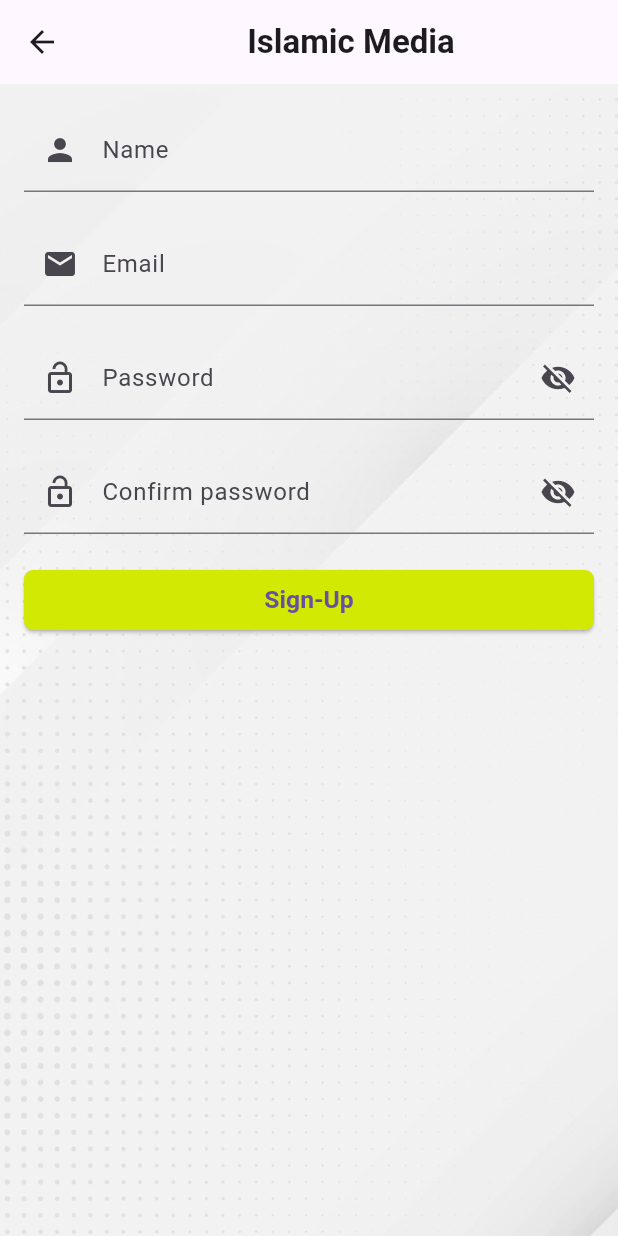
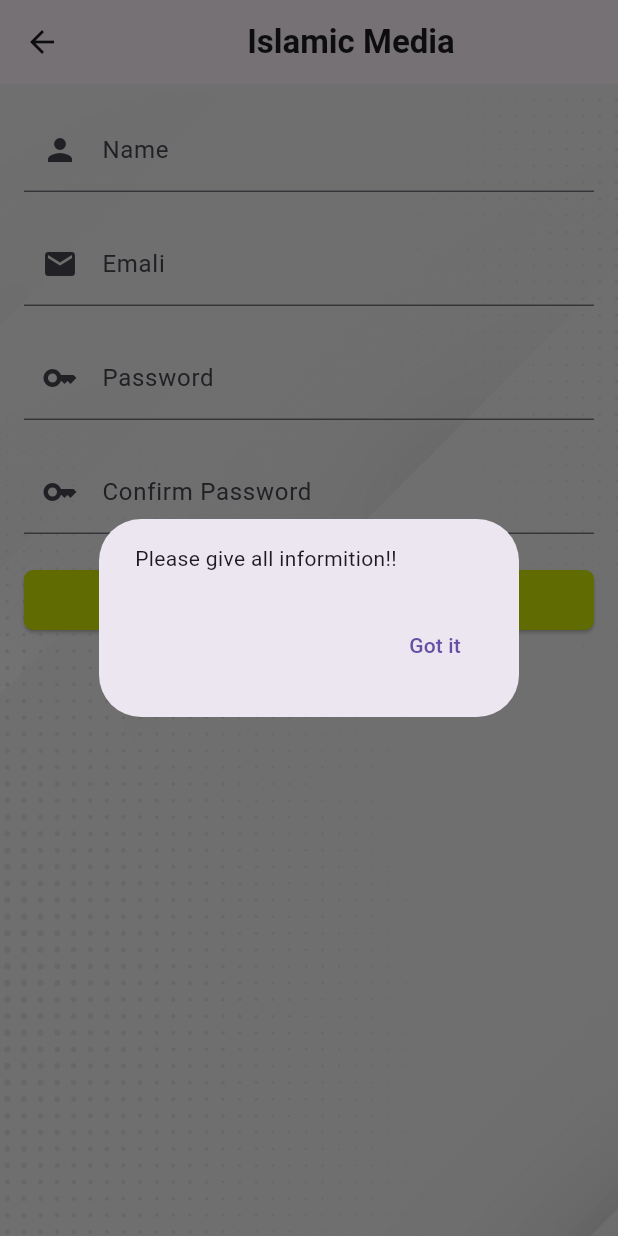
Before and after one commit to MaxJakaria/islamic_media, a Flutter app: the SignUpPage screen opened directly, after a tap on "Sign-Up", on a phone screen of 412 x 824 dp. Run offline on Flutter 3.47's test engine with Material 3 defaults, Android fonts, the phone set to English and light mode, and no system bars; our stand-ins replace firebase_auth, firebase_core; accounts and stored records are empty.

Commit message:
Firebas_Auth Done

```diff
--- /dev/null
+++ b/lib/Firebase auth/firebase_authentication.dart
@@ -0,0 +1,87 @@
+import 'package:firebase_auth/firebase_auth.dart';
+import 'package:flutter/material.dart';
+
+class FirebaseAuthentication {
+  Future<void> creatUser(String email, String password, String confirmPassword,
+      BuildContext context) async {
+    showDialog(
+      context: context,
+      builder: (context) => Center(
+        child: CircularProgressIndicator(),
+      ),
+    );
+    if (email.isEmpty || password.isEmpty || confirmPassword.isEmpty) {
+      Navigator.pop(context);
+      SignUpAlertDialog.signUpErrorDialog(
+          context, "Please give all informition!!");
+    } else if (password != confirmPassword) {
+      Navigator.pop(context);
+      SignUpAlertDialog.signUpErrorDialog(
+          context, 'Password and Cnofirm password are not match!!');
+    } else {
+      try {
+        UserCredential? userCredential = await FirebaseAuth.instance
+            .createUserWithEmailAndPassword(email: email, password: password);
+        Navigator.pop(context);
+      } on FirebaseAuthException catch (e) {
+        Navigator.pop(context);
+        SignUpAlertDialog.signUpErrorDialog(context, e.code);
+      }
+    }
+  }
+
+  Future<void> signupUser(
+      String email, String password, BuildContext context) async {
+    showDialog(
+      context: context,
+      builder: (context) => Center(
+        child: CircularProgressIndicator(),
+      ),
+    );
+    if (email.isEmpty || password.isEmpty) {
+      Navigator.pop(context);
+      SignUpAlertDialog.signUpErrorDialog(
+          context, "Please give all informition!!");
+    } else {
+      try {
+        await FirebaseAuth.instance
+            .signInWithEmailAndPassword(email: email, password: password);
+        debugPrint('login user success!!');
+        Navigator.pop(context);
+      } on FirebaseAuthException catch (e) {
+        Navigator.pop(context);
+        SignUpAlertDialog.signUpErrorDialog(context, e.code);
+      }
+    }
+  }
+}
+
+class SignUpAlertDialog {
+  // static UserAuth? userAuth;
+  static late Future<bool> isUserCreat;
+  static Future<void> signUpErrorDialog(
+      BuildContext context, String message) async {
+    return showDialog(
+      context: context,
+      builder: (context) {
+        return AlertDialog(
+          content: SingleChildScrollView(
+            child: ListBody(
+              children: <Widget>[
+                Text(message),
+              ],
+            ),
+          ),
+          actions: <Widget>[
+            TextButton(
+              child: const Text('Got it'),
+              onPressed: () {
+                Navigator.of(context).pop();
+              },
+            ),
+          ],
+        );
+      },
+    );
+  }
+}
--- a/lib/FrontEnd/common/email.dart
+++ b/lib/FrontEnd/common/email.dart
@@ -1,15 +1,10 @@
 import 'package:flutter/material.dart';
 
-class EmailField extends StatelessWidget {
-  const EmailField({super.key});
-
-  @override
-  Widget build(BuildContext context) {
-    return const TextField(
-      decoration: InputDecoration(
-        labelText: 'Email',
-        prefixIcon: Icon(Icons.email),
-      ),
-    );
+class TextFildDecoration {
+  InputDecoration creatTextFildDecoration(
+    String lebelText,
+    Icon prefixIcon,
+  ) {
+    return InputDecoration(labelText: lebelText, prefixIcon: prefixIcon);
   }
 }
--- a/lib/FrontEnd/common/password.dart
+++ b/lib/FrontEnd/common/password.dart
@@ -10,11 +10,13 @@ class PasswordField extends StatefulWidget {
 }
 
 class _PasswordFieldState extends State<PasswordField> {
+  final _passwordController = TextEditingController();
   bool _passwordVisible = false;
 
   @override
   Widget build(BuildContext context) {
     return TextField(
+      controller: _passwordController,
       obscureText: !_passwordVisible,
       decoration: InputDecoration(
         labelText: 'Password',
--- a/lib/FrontEnd/sign_up.dart
+++ b/lib/FrontEnd/sign_up.dart
@@ -1,12 +1,24 @@
 import 'package:flutter/material.dart';
+import 'package:islamic_media/Firebase%20auth/firebase_authentication.dart';
 import 'package:islamic_media/FrontEnd/common/confirm_password.dart';
 import 'package:islamic_media/FrontEnd/common/email.dart'; // Import EmailField
 import 'package:islamic_media/FrontEnd/common/password.dart';
 import 'package:islamic_media/FrontEnd/common/sign_up_button.dart'; // Import PasswordField
 
-class SignUpPage extends StatelessWidget {
+class SignUpPage extends StatefulWidget {
   const SignUpPage({Key? key}) : super(key: key);
 
+  @override
+  State<SignUpPage> createState() => _SignUpPageState();
+}
+
+class _SignUpPageState extends State<SignUpPage> {
+  final _nameController = TextEditingController();
+  final _emailController = TextEditingController();
+  final _passwordController = TextEditingController();
+  final _confirmPassword = TextEditingController();
+  TextFildDecoration textFildDecoration = TextFildDecoration();
+  FirebaseAuthentication firebaseAuthentication = FirebaseAuthentication();
   @override
   Widget build(BuildContext context) {
     return Scaffold(
@@ -33,21 +45,33 @@ class SignUpPage extends StatelessWidget {
           child: ListView(
             children: <Widget>[
               TextFormField(
-                decoration: const InputDecoration(
-                  labelText: 'Name',
-                  prefixIcon: Icon(Icons.person),
-                ),
+                  controller: _nameController,
+                  decoration: textFildDecoration.creatTextFildDecoration(
+                      "Name", Icon(Icons.person))),
+              const SizedBox(height: 20.0),
+              TextField(
+                controller: _emailController,
+                decoration: textFildDecoration.creatTextFildDecoration(
+                    "Emali", Icon(Icons.email)),
               ),
               const SizedBox(height: 20.0),
-              const EmailField(),
+              TextField(
+                controller: _passwordController,
+                decoration: textFildDecoration.creatTextFildDecoration(
+                    "Password", Icon(Icons.key)),
+              ),
               const SizedBox(height: 20.0),
-              const PasswordField(),
-              const SizedBox(height: 20.0),
-              const ConfirmPasswordFild(),
+              TextField(
+                controller: _confirmPassword,
+                decoration: textFildDecoration.creatTextFildDecoration(
+                    "Confirm Password", Icon(Icons.key)),
+              ),
               const SizedBox(height: 20.0),
               SignUpButton(
                 onPressed: () {
                   // Add your sign-up logic here
+                  firebaseAuthentication.creatUser(_emailController.text,
+                      _passwordController.text, _confirmPassword.text, context);
                 },
               ),
             ],
--- a/pubspec.yaml
+++ b/pubspec.yaml
@@ -39,6 +39,9 @@ dependencies:
   # Use with the CupertinoIcons class for iOS style icons.
   cupertino_icons: ^1.0.2
   firebase_core: ^2.27.0
+  firebase_auth: ^4.17.8
+  cloud_firestore: ^4.15.8
+  firebase_storage: ^11.6.9
 
 dev_dependencies:
   flutter_test:
```
Also changed, not shown: lib/FrontEnd/login.dart (+23 -3 lines), firebase.json, lib/firebase_options.dart, pubspec.lock, 5 other files.
